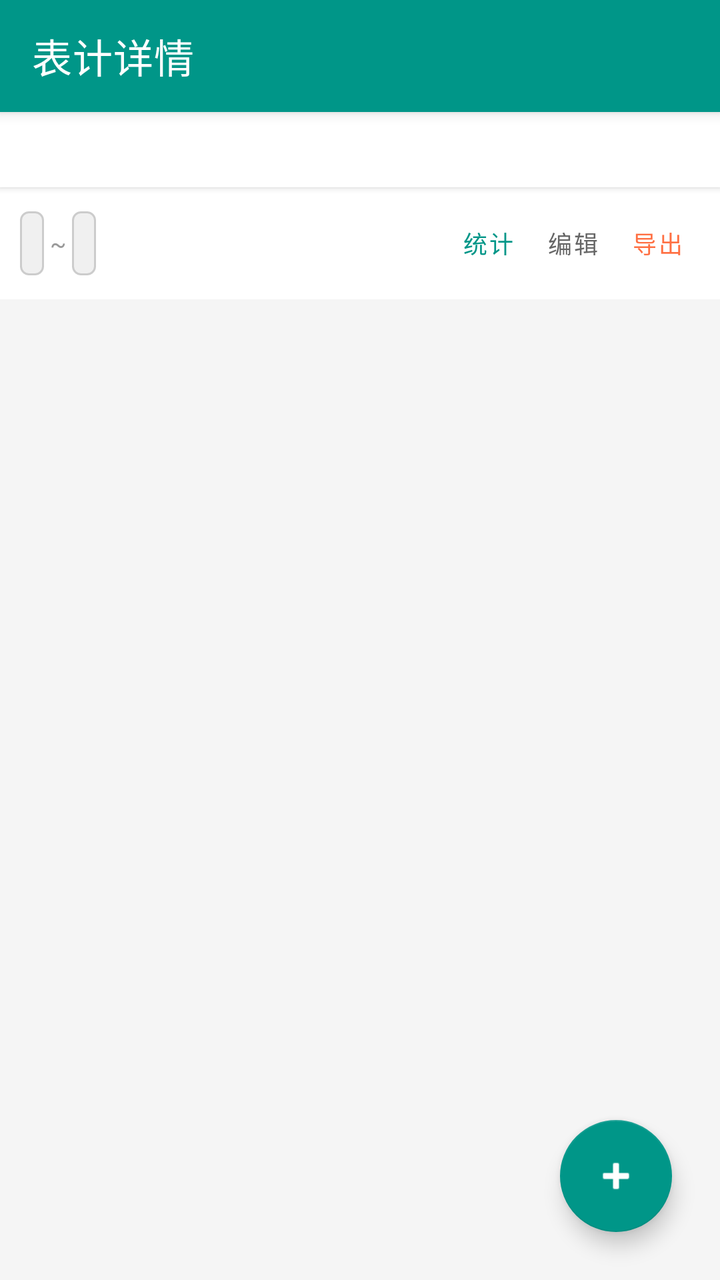
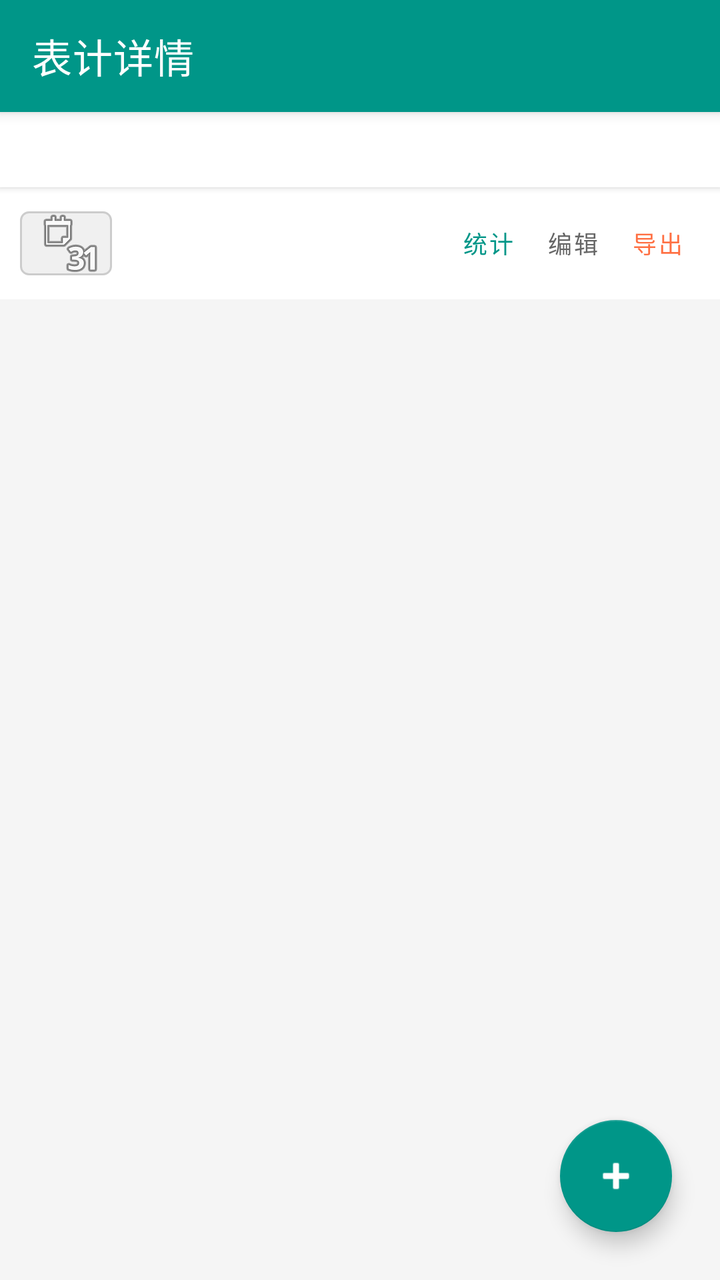

Before-and-after screenshots of an Android layout around one commit, followed by the original layout XML and the change that was made.
<!-- AndroidManifest.xml: application theme AppTheme -->
<!-- res/layout/activity_meter_detail.xml -->
<?xml version="1.0" encoding="utf-8"?>
<androidx.coordinatorlayout.widget.CoordinatorLayout xmlns:android="http://schemas.android.com/apk/res/android" xmlns:app="http://schemas.android.com/apk/res-auto" android:layout_width="match_parent" android:layout_height="match_parent" android:background="#F5F5F5">
    <com.google.android.material.appbar.AppBarLayout android:layout_width="match_parent" android:layout_height="wrap_content">
        <androidx.appcompat.widget.Toolbar android:layout_width="match_parent" android:layout_height="?attr/actionBarSize" android:background="?attr/colorPrimary" app:title="表计详情" app:titleTextColor="@android:color/white"/>
    </com.google.android.material.appbar.AppBarLayout>
    <LinearLayout android:layout_width="match_parent" android:layout_height="match_parent" android:orientation="vertical" app:layout_behavior="@string/appbar_scrolling_view_behavior">
        <TextView android:id="@+id/tv_meter_info" android:layout_width="match_parent" android:layout_height="wrap_content" android:padding="10dp" android:background="@android:color/white" android:textSize="13sp" android:textColor="#666666" android:elevation="2dp"/>
        <LinearLayout android:layout_width="match_parent" android:layout_height="wrap_content" android:orientation="horizontal" android:padding="4dp" android:paddingStart="10dp" android:paddingEnd="10dp" android:gravity="center_vertical" android:background="@android:color/white">
            <TextView android:id="@+id/tv_date_start" android:layout_width="wrap_content" android:layout_height="32dp" android:gravity="center_vertical" android:background="@drawable/bg_date_picker" android:paddingStart="6dp" android:paddingEnd="6dp" android:textSize="12sp" android:textColor="#009688" android:clickable="true" android:focusable="true"/>
            <TextView android:layout_width="wrap_content" android:layout_height="wrap_content" android:text=" ~ " android:textSize="12sp" android:textColor="#999999"/>
            <TextView android:id="@+id/tv_date_end" android:layout_width="wrap_content" android:layout_height="32dp" android:gravity="center_vertical" android:background="@drawable/bg_date_picker" android:paddingStart="6dp" android:paddingEnd="6dp" android:textSize="12sp" android:textColor="#009688" android:clickable="true" android:focusable="true"/>
            <View android:layout_width="0dp" android:layout_height="0dp" android:layout_weight="1"/>
            <com.google.android.material.button.MaterialButton android:id="@+id/btn_stats" style="@style/Widget.MaterialComponents.Button.TextButton" android:layout_width="wrap_content" android:layout_height="wrap_content" android:text="统计" android:textColor="?attr/colorPrimary" android:textSize="12sp" android:minWidth="0dp" android:paddingStart="8dp" android:paddingEnd="8dp"/>
            <com.google.android.material.button.MaterialButton android:id="@+id/btn_edit" style="@style/Widget.MaterialComponents.Button.TextButton" android:layout_width="wrap_content" android:layout_height="wrap_content" android:text="编辑" android:textColor="#666666" android:textSize="12sp" android:minWidth="0dp" android:paddingStart="8dp" android:paddingEnd="8dp"/>
            <com.google.android.material.button.MaterialButton android:id="@+id/btn_export" style="@style/Widget.MaterialComponents.Button.TextButton" android:layout_width="wrap_content" android:layout_height="wrap_content" android:text="导出" android:textColor="#FF7043" android:textSize="12sp" android:minWidth="0dp" android:paddingStart="8dp" android:paddingEnd="8dp"/>
        </LinearLayout>
        <TextView android:id="@+id/tv_summary" android:layout_width="match_parent" android:layout_height="wrap_content" android:padding="10dp" android:background="#E3F2FD" android:textSize="13sp" android:textColor="#1565C0" android:elevation="1dp" android:visibility="gone"/>
        <androidx.recyclerview.widget.RecyclerView android:id="@+id/recycler_view" android:layout_width="match_parent" android:layout_height="0dp" android:layout_weight="1" android:padding="4dp" android:clipToPadding="false"/>
        <TextView android:id="@+id/tv_empty" android:layout_width="match_parent" android:layout_height="0dp" android:layout_weight="1" android:gravity="center" android:text="暂无记录\n点击 + 记录余额" android:textSize="16sp" android:textColor="#999999" android:visibility="gone"/>
    </LinearLayout>
    <com.google.android.material.floatingactionbutton.FloatingActionButton android:id="@+id/fab_add" android:layout_width="wrap_content" android:layout_height="wrap_content" android:layout_gravity="bottom|end" android:layout_margin="24dp" android:src="@android:drawable/ic_input_add" app:backgroundTint="?attr/colorPrimary" app:tint="@android:color/white"/>
</androidx.coordinatorlayout.widget.CoordinatorLayout>
<!-- resources referenced by this layout -->
<resources>
  <!-- drawable bg_date_picker (drawable) -->
  <?xml version="1.0" encoding="utf-8"?>
  <shape xmlns:android="http://schemas.android.com/apk/res/android" android:shape="rectangle">
      <solid android:color="#F0F0F0"/>
      <corners android:radius="4dp"/>
      <stroke android:width="1dp" android:color="#CCCCCC"/>
  </shape>
  <style name="AppTheme" parent="Theme.MaterialComponents.Light.NoActionBar">
          <item name="colorPrimary">@color/colorPrimary</item>
          <item name="colorPrimaryDark">@color/colorPrimaryDark</item>
          <item name="colorAccent">@color/colorAccent</item>
      </style>
  <color name="colorPrimary">#009688</color>
  <color name="colorPrimaryDark">#00796B</color>
  <color name="colorAccent">#FF7043</color>
</resources>

<!-- the commit's change to res/layout/activity_meter_detail.xml (unified diff, before → after) -->
@@ -6,9 +6,7 @@
     <LinearLayout android:layout_width="match_parent" android:layout_height="match_parent" android:orientation="vertical" app:layout_behavior="@string/appbar_scrolling_view_behavior">
         <TextView android:id="@+id/tv_meter_info" android:layout_width="match_parent" android:layout_height="wrap_content" android:padding="10dp" android:background="@android:color/white" android:textSize="13sp" android:textColor="#666666" android:elevation="2dp"/>
         <LinearLayout android:layout_width="match_parent" android:layout_height="wrap_content" android:orientation="horizontal" android:padding="4dp" android:paddingStart="10dp" android:paddingEnd="10dp" android:gravity="center_vertical" android:background="@android:color/white">
-            <TextView android:id="@+id/tv_date_start" android:layout_width="wrap_content" android:layout_height="32dp" android:gravity="center_vertical" android:background="@drawable/bg_date_picker" android:paddingStart="6dp" android:paddingEnd="6dp" android:textSize="12sp" android:textColor="#009688" android:clickable="true" android:focusable="true"/>
-            <TextView android:layout_width="wrap_content" android:layout_height="wrap_content" android:text=" ~ " android:textSize="12sp" android:textColor="#999999"/>
-            <TextView android:id="@+id/tv_date_end" android:layout_width="wrap_content" android:layout_height="32dp" android:gravity="center_vertical" android:background="@drawable/bg_date_picker" android:paddingStart="6dp" android:paddingEnd="6dp" android:textSize="12sp" android:textColor="#009688" android:clickable="true" android:focusable="true"/>
+            <TextView android:id="@+id/tv_date_range" android:layout_width="wrap_content" android:layout_height="32dp" android:gravity="center_vertical" android:background="@drawable/bg_date_picker" android:paddingStart="6dp" android:paddingEnd="6dp" android:textSize="12sp" android:textColor="#009688" android:clickable="true" android:focusable="true" android:drawableEnd="@android:drawable/ic_menu_month" android:drawablePadding="2dp"/>
             <View android:layout_width="0dp" android:layout_height="0dp" android:layout_weight="1"/>
             <com.google.android.material.button.MaterialButton android:id="@+id/btn_stats" style="@style/Widget.MaterialComponents.Button.TextButton" android:layout_width="wrap_content" android:layout_height="wrap_content" android:text="统计" android:textColor="?attr/colorPrimary" android:textSize="12sp" android:minWidth="0dp" android:paddingStart="8dp" android:paddingEnd="8dp"/>
             <com.google.android.material.button.MaterialButton android:id="@+id/btn_edit" style="@style/Widget.MaterialComponents.Button.TextButton" android:layout_width="wrap_content" android:layout_height="wrap_content" android:text="编辑" android:textColor="#666666" android:textSize="12sp" android:minWidth="0dp" android:paddingStart="8dp" android:paddingEnd="8dp"/>
